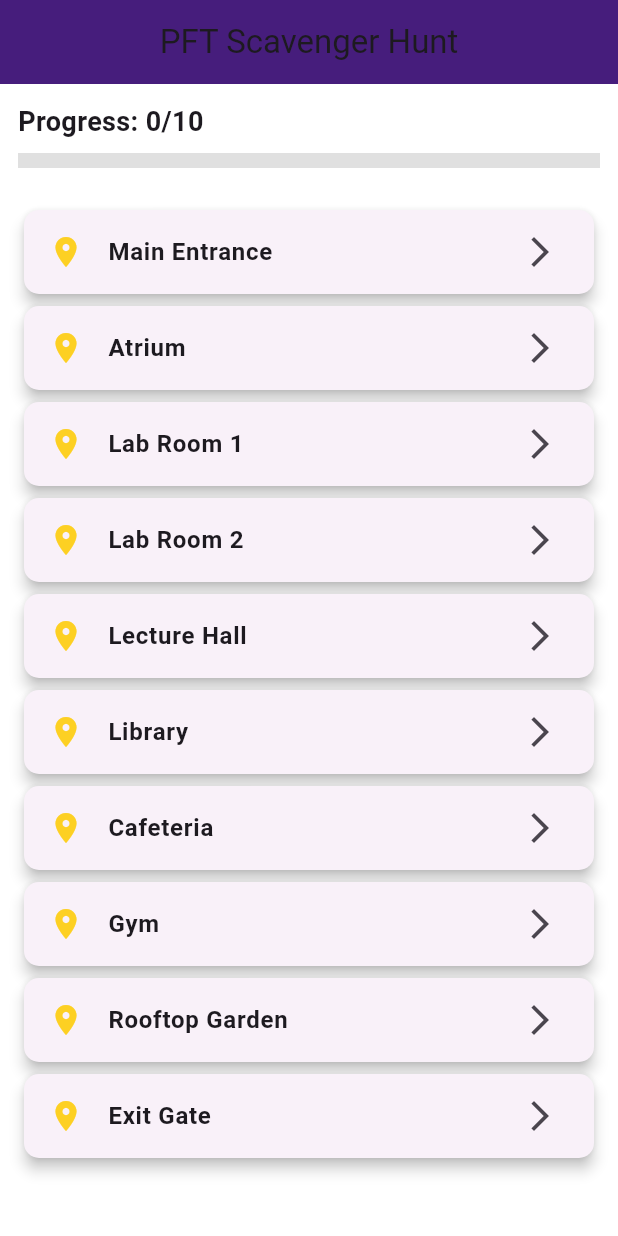
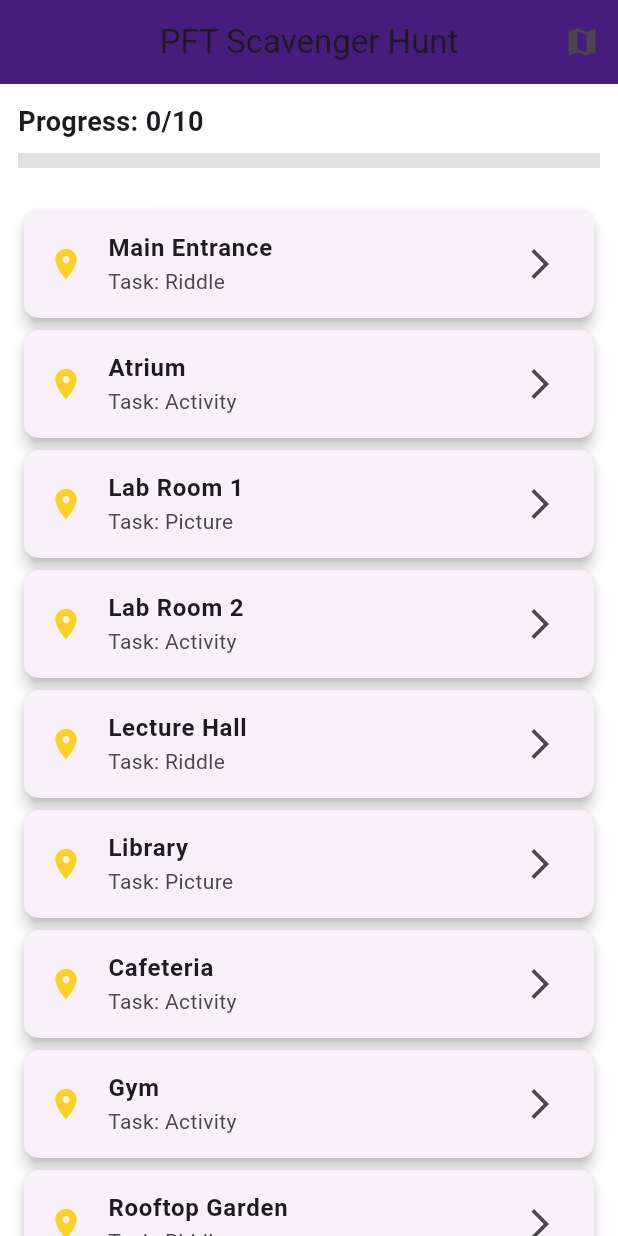
Before and after one commit to cfull03/PFT-Scavenger-Hunt, a Flutter app: the screen it shows after launch, on a phone screen of 412 x 824 dp. Run offline on Flutter 3.47's test engine with Material 3 defaults, Android fonts, the phone set to English and light mode, and no system bars; our stand-ins replace flutter_map, geolocator, image_picker, latlong2; Roboto replaces fonts that are missing (Arial).

Commit message:
Added Unique tasks for the scavanger hunt, edited the screen logic

```diff
--- a/lib/home_page.dart
+++ b/lib/home_page.dart
@@ -1,5 +1,6 @@
 import 'package:flutter/material.dart';
 import 'destination_page.dart';
+import 'map_page.dart';
 
 class HomePage extends StatefulWidget {
   const HomePage({super.key});
@@ -9,10 +10,17 @@ class HomePage extends StatefulWidget {
 }
 
 class _HomePageState extends State<HomePage> {
-  final List<String> destinations = [
-    'Main Entrance', 'Atrium', 'Lab Room 1', 'Lab Room 2',
-    'Lecture Hall', 'Library', 'Cafeteria', 'Gym',
-    'Rooftop Garden', 'Exit Gate'
+  final List<Map<String, String>> destinations = [
+    {'name': 'Main Entrance', 'type': 'Riddle'},
+    {'name': 'Atrium', 'type': 'Activity'},
+    {'name': 'Lab Room 1', 'type': 'Picture'},
+    {'name': 'Lab Room 2', 'type': 'Activity'},
+    {'name': 'Lecture Hall', 'type': 'Riddle'},
+    {'name': 'Library', 'type': 'Picture'},
+    {'name': 'Cafeteria', 'type': 'Activity'},
+    {'name': 'Gym', 'type': 'Activity'},
+    {'name': 'Rooftop Garden', 'type': 'Riddle'},
+    {'name': 'Exit Gate', 'type': 'Picture'},
   ];
 
   final Set<String> completedDestinations = {};
@@ -31,6 +39,17 @@ class _HomePageState extends State<HomePage> {
       appBar: AppBar(
         title: const Text('PFT Scavenger Hunt'),
         centerTitle: true,
+        actions: [
+          IconButton(
+            icon: const Icon(Icons.map),
+            onPressed: () {
+              Navigator.push(
+                context,
+                MaterialPageRoute(builder: (context) => const MapPage()),
+              );
+            },
+          )
+        ],
       ),
       body: Column(
         children: [
@@ -57,7 +76,7 @@ class _HomePageState extends State<HomePage> {
               itemCount: destinations.length,
               itemBuilder: (context, index) {
                 final destination = destinations[index];
-                final isCompleted = completedDestinations.contains(destination);
+                final isCompleted = completedDestinations.contains(destination['name']);
 
                 return Card(
                   shape: RoundedRectangleBorder(
@@ -69,16 +88,17 @@ class _HomePageState extends State<HomePage> {
                       isCompleted ? Icons.check_circle : Icons.location_on,
                       color: isCompleted ? Colors.green : Theme.of(context).colorScheme.secondary,
                     ),
-                    title: Text(destination,
+                    title: Text(destination['name']!,
                         style: const TextStyle(fontWeight: FontWeight.bold)),
+                    subtitle: Text('Task: ${destination['type']}'),
                     trailing: const Icon(Icons.arrow_forward_ios),
                     onTap: () {
                       Navigator.push(
                         context,
                         MaterialPageRoute(
                           builder: (context) => DestinationPage(
-                            destination: destination,
-                            onCheckIn: () => markCompleted(destination),
+                            destination: destination['name']!,
+                            onCheckIn: () => markCompleted(destination['name']!),
                           ),
                         ),
                       );
```
Also changed, not shown: lib/map_page.dart (added, +147 -0 lines), pubspec.yaml (+9 -9 lines), pubspec.lock, 5 other files.
